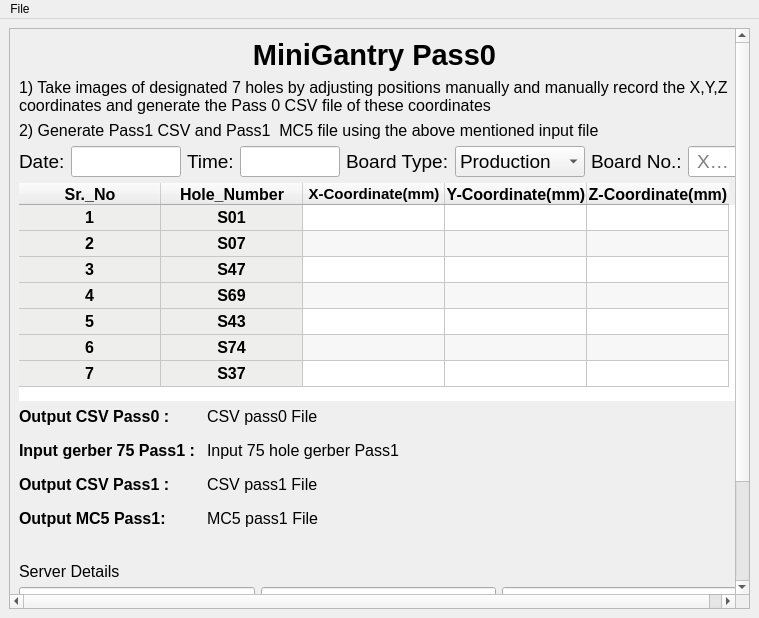
Above: automated_inspecton/src/automated_inspection_gui.ui from mintutifr/HGCAL-App before the change. Below: the same form after it.
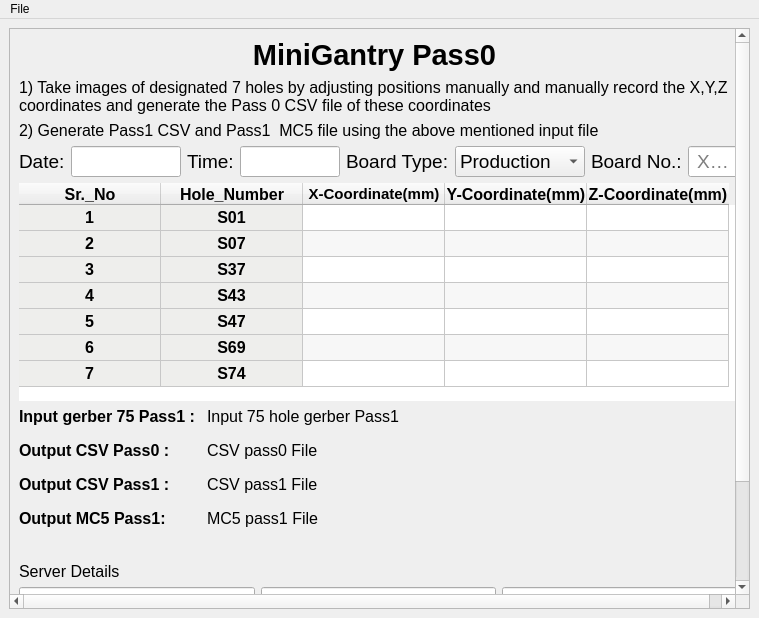
That is the form after the change.

Diff of the .ui file:
```diff
--- a/automated_inspecton/src/automated_inspection_gui.ui
+++ b/automated_inspecton/src/automated_inspection_gui.ui
@@ -59,7 +59,7 @@
          <x>0</x>
          <y>0</y>
          <width>735</width>
-         <height>605</height>
+         <height>620</height>
         </rect>
        </property>
        <layout class="QGridLayout" name="gridLayout_2">
@@ -383,8 +383,11 @@
           <property name="verticalSpacing">
            <number>15</number>
           </property>
-          <item row="0" column="0">
+          <item row="2" column="0">
            <widget class="QLabel" name="label_CSV_pass0">
+            <property name="enabled">
+             <bool>true</bool>
+            </property>
             <property name="sizePolicy">
              <sizepolicy hsizetype="Preferred" vsizetype="Preferred">
               <horstretch>0</horstretch>
@@ -403,7 +406,7 @@
             </property>
            </widget>
           </item>
-          <item row="0" column="1">
+          <item row="2" column="1">
            <widget class="QLabel" name="label_output_CSV_pass0">
             <property name="enabled">
              <bool>true</bool>
@@ -450,7 +453,7 @@
             </property>
            </widget>
           </item>
-          <item row="2" column="0">
+          <item row="3" column="0">
            <widget class="QLabel" name="label_CSV_pass1">
             <property name="sizePolicy">
              <sizepolicy hsizetype="Preferred" vsizetype="Preferred">
@@ -470,7 +473,7 @@
             </property>
            </widget>
           </item>
-          <item row="2" column="1">
+          <item row="3" column="1">
            <widget class="QLabel" name="label_output_CSV_pass1">
             <property name="font">
              <font>
@@ -482,7 +485,7 @@
             </property>
            </widget>
           </item>
-          <item row="3" column="0">
+          <item row="4" column="0">
            <widget class="QLabel" name="label_MC5_pass1">
             <property name="sizePolicy">
              <sizepolicy hsizetype="Preferred" vsizetype="Preferred">
@@ -502,7 +505,7 @@
             </property>
            </widget>
           </item>
-          <item row="3" column="1">
+          <item row="4" column="1">
            <widget class="QLabel" name="label_output_MC5_pass1">
             <property name="font">
              <font>
@@ -1223,7 +1226,7 @@
             </item>
             <item row="2" column="1">
              <property name="text">
-              <string>S47</string>
+              <string>S37</string>
              </property>
              <property name="font">
               <font>
@@ -1332,7 +1335,7 @@
             </item>
             <item row="3" column="1">
              <property name="text">
-              <string>S69</string>
+              <string>S43</string>
              </property>
              <property name="font">
               <font>
@@ -1441,7 +1444,7 @@
             </item>
             <item row="4" column="1">
              <property name="text">
-              <string>S43</string>
+              <string>S47</string>
              </property>
              <property name="font">
               <font>
@@ -1550,7 +1553,7 @@
             </item>
             <item row="5" column="1">
              <property name="text">
-              <string>S74</string>
+              <string>S69</string>
              </property>
              <property name="font">
               <font>
@@ -1659,7 +1662,7 @@
             </item>
             <item row="6" column="1">
              <property name="text">
-              <string>S37</string>
+              <string>S74</string>
              </property>
              <property name="font">
               <font>
```
